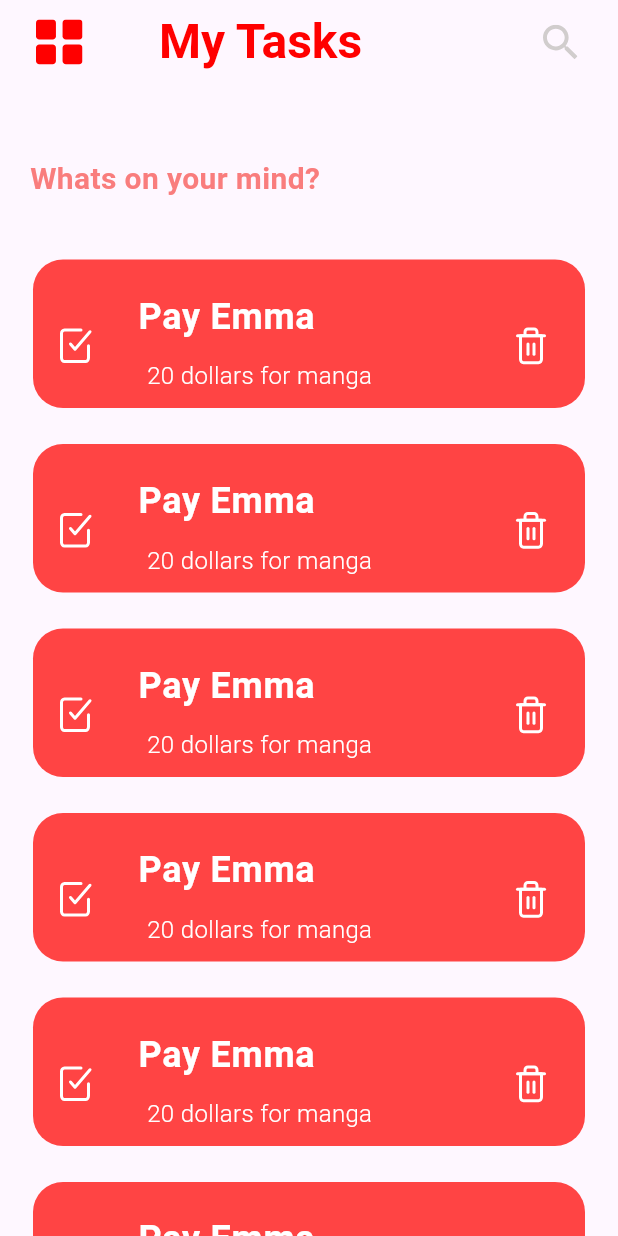
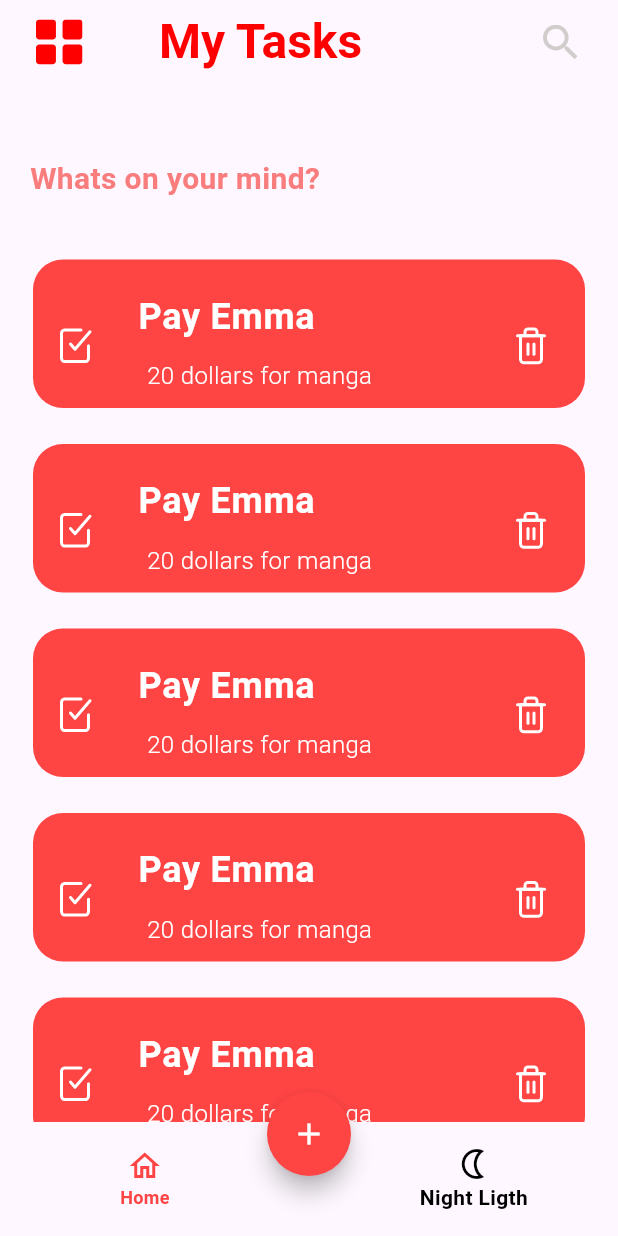
Before and after one commit to MarianAdly21/Todo-Mobile-Flutter, a Flutter app: the screen it shows after launch, on a phone screen of 412 x 824 dp. Run offline on Flutter 3.47's test engine with Material 3 defaults, Android fonts, the phone set to English and light mode, and no system bars; our stand-ins replace flutter_svg.

Commit message:
create Bottom Navigation Bar

```diff
--- a/lib/features/home/home_screen.dart
+++ b/lib/features/home/home_screen.dart
@@ -1,4 +1,5 @@
 import 'package:flutter/material.dart';
+import 'package:todo_mobile/features/home/widgets/custom_bottom_navigationbar.dart';
 import 'package:todo_mobile/features/home/widgets/custom_icon.dart';
 import 'package:todo_mobile/features/home/widgets/home_screen_body.dart';
 import 'package:todo_mobile/res/app_asset_paths.dart';
@@ -9,6 +10,7 @@ class HomeScreen extends StatelessWidget {
   @override
   Widget build(BuildContext context) {
     return Scaffold(
+      bottomNavigationBar: const CustomBottomNavigationBar(),
       appBar: AppBar(
         leadingWidth: 90,
         leading: Padding(
@@ -35,10 +37,7 @@ class HomeScreen extends StatelessWidget {
           ),
         ],
       ),
-
-
-
-      body:const HomeScreenBody(),
+      body: const HomeScreenBody(),
     );
   }
 }
--- /dev/null
+++ b/lib/features/home/widgets/custom_bottom_navigationbar.dart
@@ -0,0 +1,75 @@
+import 'package:flutter/material.dart';
+import 'package:todo_mobile/res/app_colors.dart';
+
+class CustomBottomNavigationBar extends StatelessWidget {
+  const CustomBottomNavigationBar({
+    super.key,
+  });
+
+  @override
+  Widget build(BuildContext context) {
+    return Stack(
+      clipBehavior: Clip.none,
+      alignment: AlignmentDirectional.topCenter,
+      children: [
+        const Row(
+          mainAxisAlignment: MainAxisAlignment.spaceBetween,
+          children: [
+            Padding(
+              padding: EdgeInsets.symmetric(horizontal: 80, vertical: 16),
+              child: Column(
+                mainAxisSize: MainAxisSize.min,
+                children: [
+                  Icon(
+                    Icons.home_outlined,
+                    weight: 18,
+                    color: AppColors.colorTaskItem,
+                  ),
+                  Text(
+                    "Home",
+                    style: TextStyle(
+                        color: AppColors.colorTaskItem,
+                        fontSize: 12,
+                        fontWeight: FontWeight.w600),
+                  )
+                ],
+              ),
+            ),
+            Padding(
+              padding: EdgeInsets.symmetric(horizontal: 60, vertical: 16),
+              child: Column(
+                mainAxisSize: MainAxisSize.min,
+                children: [
+                  Icon(
+                    Icons.nightlight_outlined,
+                    weight: 18,
+                    color: Colors.black,
+                  ),
+                  Text(
+                    "Night Ligth",
+                    style: TextStyle(
+                        color: Colors.black,
+                        fontSize: 14,
+                        fontWeight: FontWeight.w600),
+                  )
+                ],
+              ),
+            ),
+          ],
+        ),
+        Positioned(
+          top: -20,
+          child: FloatingActionButton(
+            backgroundColor: AppColors.colorTaskItem,
+            shape: const CircleBorder(),
+            onPressed: () {},
+            child: const Icon(
+              Icons.add,
+              color: Colors.white,
+            ),
+          ),
+        )
+      ],
+    );
+  }
+}
```
